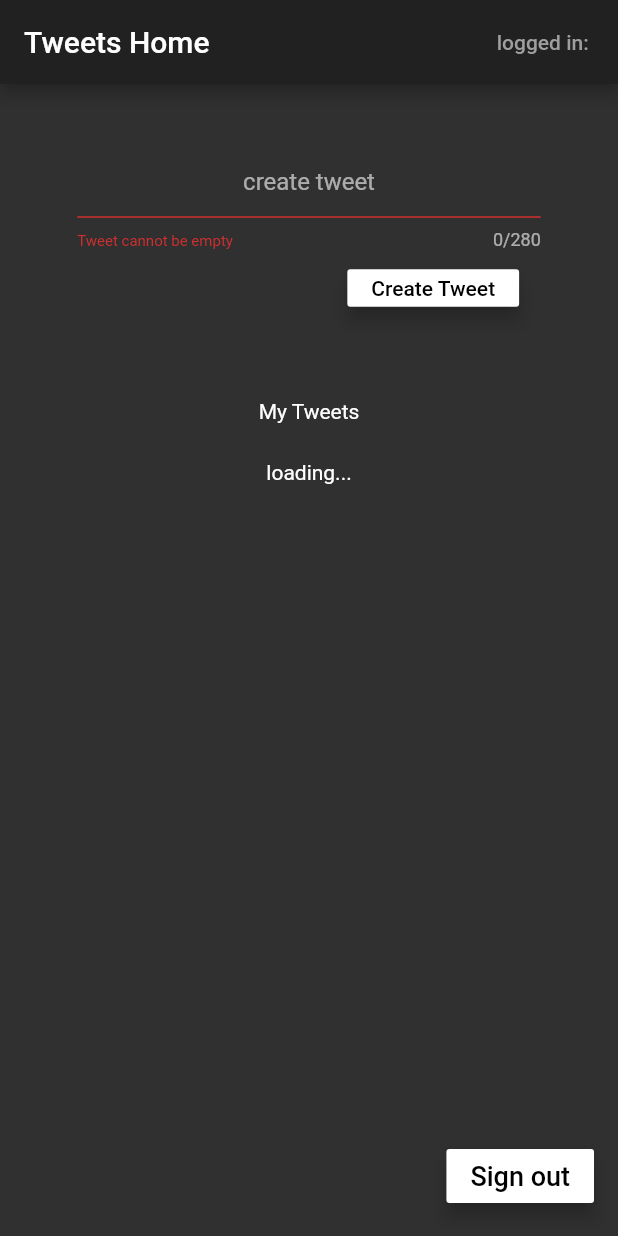
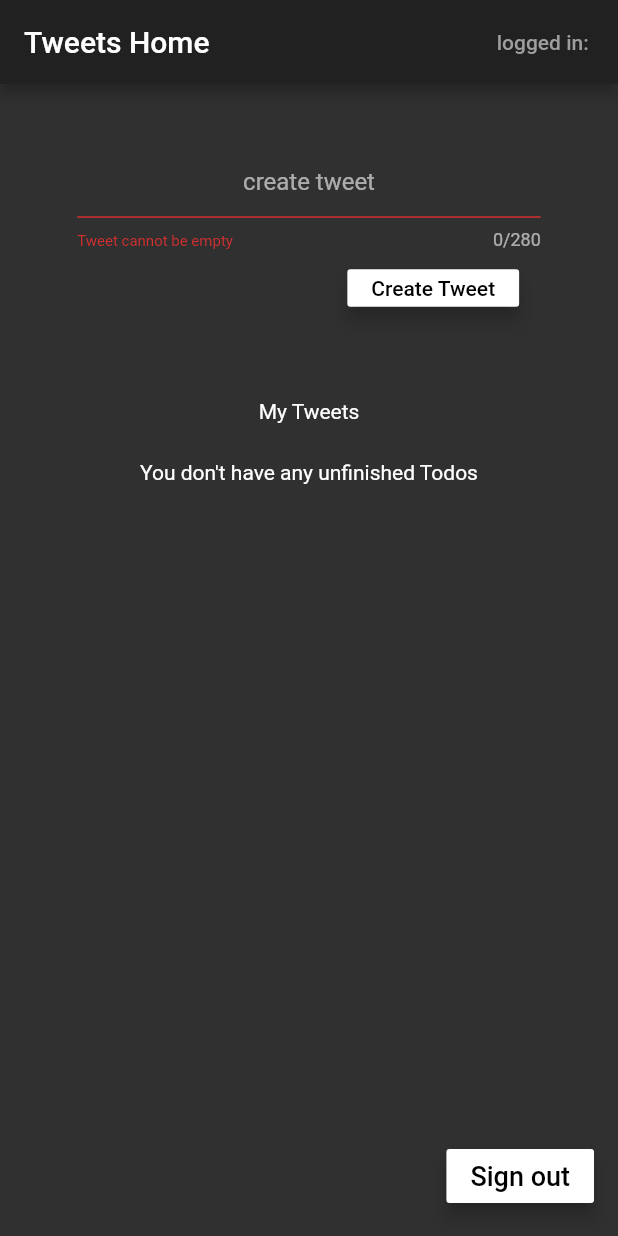
Before and after one commit to prashraj24/twitterapp, a Flutter app: the screen it shows once a user with an empty profile is signed in, after a tap on "Create Tweet", on a phone screen of 412 x 824 dp. Run offline on Flutter 3.47's test engine with Material 2 defaults, Android fonts, the phone set to English and light mode, and no system bars; our stand-ins replace cloud_firestore, firebase_auth, firebase_core, timeago; accounts and stored records are empty.

Commit message:
list of tweets done

```diff
--- a/lib/models/tweetModel.dart
+++ b/lib/models/tweetModel.dart
@@ -1,7 +1,9 @@
+import 'package:cloud_firestore/cloud_firestore.dart';
+
 class TweetModel {
   String tweetId;
   String tweetText;
-  DateTime tweetTime;
+  Timestamp tweetTime;
   String userId;
 
   TweetModel({
--- a/lib/screens/tweetsHome.dart
+++ b/lib/screens/tweetsHome.dart
@@ -47,38 +47,61 @@ class _TweetsHomeState extends State<TweetsHome> {
         body: SingleChildScrollView(
           scrollDirection: Axis.vertical,
           child: Column(
+            crossAxisAlignment: CrossAxisAlignment.center,
             children: [
               TweetBox(),
               SizedBox(height: width * 0.15),
               Text('My Tweets'),
               SizedBox(height: width * 0.06),
+              Container(
+                child: Column(
+                  children: [
                     StreamBuilder(
                       stream: Database().streamTweets(
                           userId: widget.auth.currentUser.uid,
                           email: widget.auth.currentUser.email),
                       builder: (BuildContext context,
                           AsyncSnapshot<List<TweetModel>> snapshot) {
-                  if (snapshot.connectionState == ConnectionState.active) {
+                        if (snapshot.data == null) {
+                          return const Center(
+                              child: Padding(
+                            padding: EdgeInsets.all(12.0),
+                            child: Text("Error Getting Data"),
+                          ));
+                        } else {
+                          if (snapshot.connectionState ==
+                              ConnectionState.active) {
                             if (snapshot.data.isEmpty) {
                               return const Center(
-                        child: Text("You don't have any unfinished Todos"),
+                                child:
+                                    Text("You don't have any unfinished Todos"),
                               );
                             }
                             //TweetModel tweetModelFromStream = TweetModel.fromMap(snapshot.data[index]);
-                    return ListView.builder(
+                            return Container(
+                              width: width * 0.85,
+                              child: ListView.builder(
+                                shrinkWrap: true,
                                 itemCount: snapshot.data.length,
                                 itemBuilder: (_, index) {
+                                  log('THIS 1: ' +
+                                      snapshot.data[index].toString());
                                   return TweetCard(
                                     tweetModel: snapshot.data[index],
                                   );
                                 },
+                              ),
                             );
                           } else {
                             return const Center(
                               child: Text("loading..."),
                             );
                           }
+                        }
                       },
+                    ),
+                  ],
+                ),
               ),
             ],
           ),
--- a/lib/services/database.dart
+++ b/lib/services/database.dart
@@ -11,28 +11,54 @@ class Database {
   var uuid = Uuid();
 
   Stream<List<TweetModel>> streamTweets(
-      {@required String userId, @required String email}) async* {
+      {@required String userId, @required String email}) {
     try {
-      var data = firestore
+      return firestore
           .collection("users")
           .doc(email)
           .collection("tweets")
           .where("userId", isEqualTo: userId)
+          .orderBy("tweetTime", descending: true)
           .snapshots()
-          .forEach((doc) {
-        List<TweetModel> tweetsList = [];
-        doc.docs.forEach(
-          (documentSnapshot) {
-            TweetModel model = TweetModel.fromMap(documentSnapshot.data());
-            model.tweetId = documentSnapshot.id;
-            tweetsList.add(model);
-          },
-        );
+          .map((query) {
+        final List<TweetModel> retVal = <TweetModel>[];
+        for (final DocumentSnapshot doc in query.docs) {
+          retVal.add(TweetModel.fromMap(doc.data()));
+        }
+        log('THIS 1: ' + retVal.toString());
+        return retVal;
       });
     } catch (e) {
       rethrow;
     }
   }
+  // Stream<List<TweetModel>> streamTweets(
+  //     {@required String userId, @required String email}) {
+  //   List<TweetModel> tweetsList = [];
+  //   try {
+  //     return firestore
+  //         .collection("users")
+  //         .doc(email)
+  //         .collection("tweets")
+  //         .where("userId", isEqualTo: userId)
+  //         .snapshots()
+  //         .forEach((doc) {
+  //       log('THIS 2: ' + doc.docs[0]['tweetText'].toString());
+
+  //       doc.docs.forEach(
+  //         (documentSnapshot) {
+  //           TweetModel model = TweetModel.fromMap(documentSnapshot.data());
+  //           //model.tweetId = documentSnapshot.id;
+  //           tweetsList.add(model);
+  //         },
+  //       );
+  //       return tweetsList;
+  //     });
+  //     //return data;
+  //   } catch (e) {
+  //     rethrow;
+  //   }
+  // }
 
   Future<void> addTweet({
     TweetModel tweetModel,
--- a/lib/widgets/tweetBox.dart
+++ b/lib/widgets/tweetBox.dart
@@ -1,3 +1,4 @@
+import 'package:cloud_firestore/cloud_firestore.dart';
 import 'package:firebase_auth/firebase_auth.dart';
 import 'package:flutter/material.dart';
 import 'package:twitterapp/models/tweetModel.dart';
@@ -22,6 +23,7 @@ class _TweetBoxState extends State<TweetBox> {
     var width = MediaQuery.of(context).size.width;
 
     return Column(
+      crossAxisAlignment: CrossAxisAlignment.center,
       children: [
         SizedBox(height: width * 0.1),
         Row(
@@ -52,7 +54,6 @@ class _TweetBoxState extends State<TweetBox> {
                       return 'Tweet cannot be greater than 280 characters';
                     } else {
                       tweetTextNew = value;
-                      setState(() {});
                       return null;
                     }
                   },
@@ -76,7 +77,8 @@ class _TweetBoxState extends State<TweetBox> {
                     TweetModel tweetModelNew = TweetModel();
 
                     tweetModelNew.tweetText = tweetTextNew.trim();
-                    tweetModelNew.tweetTime = DateTime.now();
+                    tweetModelNew.tweetTime =
+                        Timestamp.fromDate(DateTime.now());
                     tweetModelNew.userId = userModel.uid;
                     setState(() {});
 
--- a/lib/widgets/tweetCard.dart
+++ b/lib/widgets/tweetCard.dart
@@ -1,6 +1,6 @@
 import 'package:flutter/material.dart';
 import 'package:twitterapp/models/tweetModel.dart';
-import 'package:twitterapp/services/database.dart';
+import 'package:timeago/timeago.dart' as timeAgo;
 
 class TweetCard extends StatefulWidget {
   @required
@@ -31,7 +31,10 @@ class _TweetCardState extends State<TweetCard> {
               ),
             ),
             Text(
-              widget.tweetModel.tweetTime.toString(),
+              timeAgo.format(
+                DateTime.fromMillisecondsSinceEpoch(
+                    widget.tweetModel.tweetTime.millisecondsSinceEpoch),
+              ),
               style: const TextStyle(
                 fontSize: 15,
                 fontWeight: FontWeight.bold,
--- a/pubspec.yaml
+++ b/pubspec.yaml
@@ -16,6 +16,7 @@ dependencies:
   cloud_firestore:
   mockito:
   uuid:
+  timeago:
 
   cupertino_icons: ^1.0.1
 
```
Also changed, not shown: pubspec.lock. Lines whose indentation alone changed are shown as unchanged.
